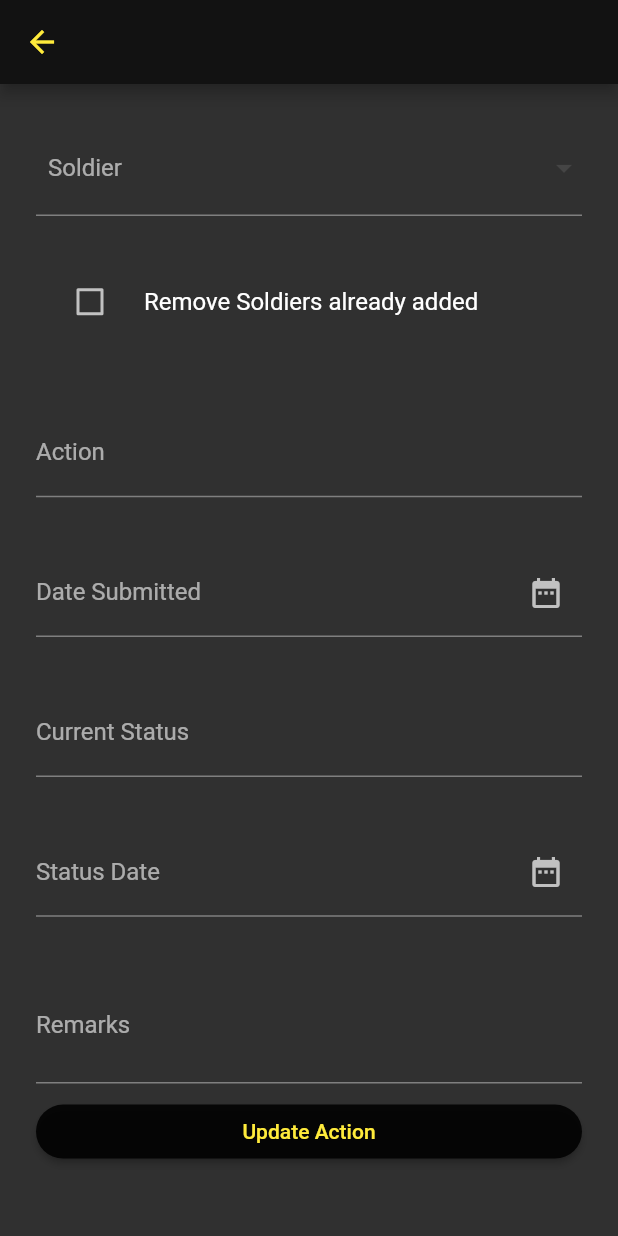
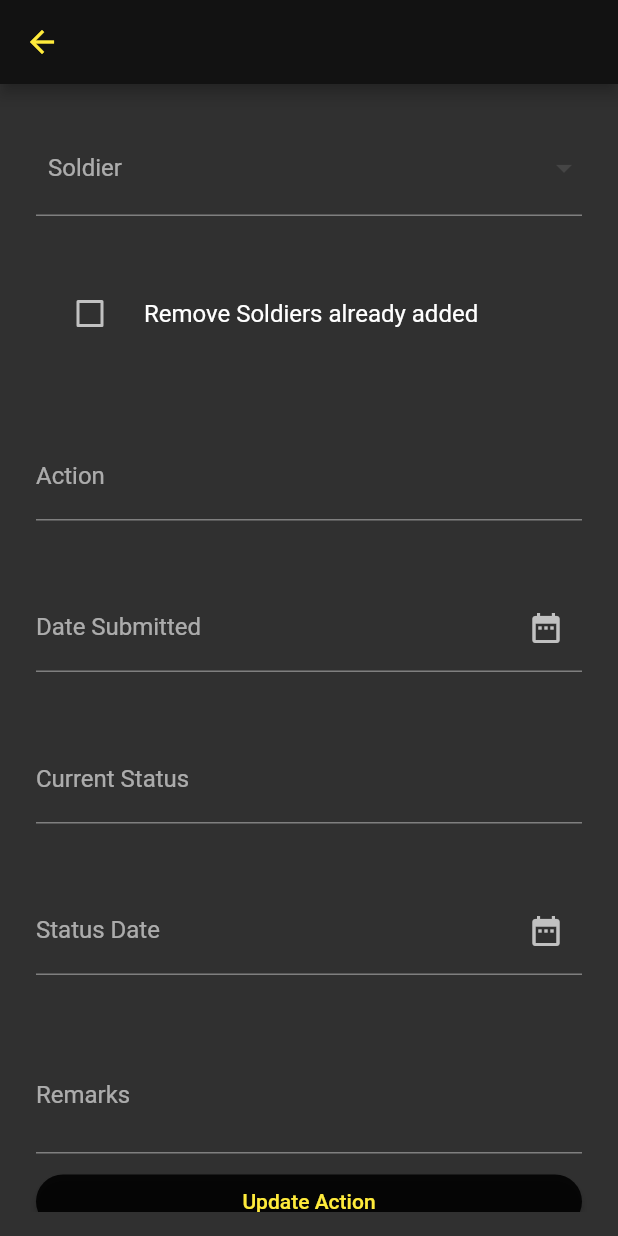
Before and after one commit to nonComBen/army-leaders-book, a Flutter app: the EditActionsTrackerPage screen opened directly with empty values, on a phone screen of 412 x 824 dp. Run offline on Flutter 3.47's test engine with Material 2 defaults, Android fonts, the phone set to English and light mode, and no system bars; our stand-ins replace cloud_firestore, cloud_functions, file_picker, firebase_analytics, firebase_auth, firebase_core and 16 more; missing offline and left inert: excel, firebase_app_check, launch_review, open_file_plus, pull_down_button, rate_my_app and 1 more; accounts and stored records are empty; generated files the repository leaves out were written again.

Commit message:
update dependencies for 4.3.10

```diff
--- a/lib/widgets/form_grid_view.dart
+++ b/lib/widgets/form_grid_view.dart
@@ -19,8 +19,8 @@ class FormGridView extends StatelessWidget {
       childAspectRatio: width > 900
           ? 900 / 200
           : width > 700
-              ? width / 200
-              : width / 100,
+              ? (width - 32) / 200
+              : (width - 32) / 100,
       shrinkWrap: true,
       children: children,
     );
--- a/pubspec.yaml
+++ b/pubspec.yaml
@@ -7,7 +7,7 @@ description: A new Flutter application.
 # Both the version and the builder number may be overridden in flutter
 # build by specifying --build-name and --build-number, respectively.
 # Read more about versioning at semver.org.
-version: 4.3.9
+version: 4.3.10
 
 environment:
   sdk: '>=2.17.0 <3.0.0'
```
Also changed, not shown: 3 other files.
